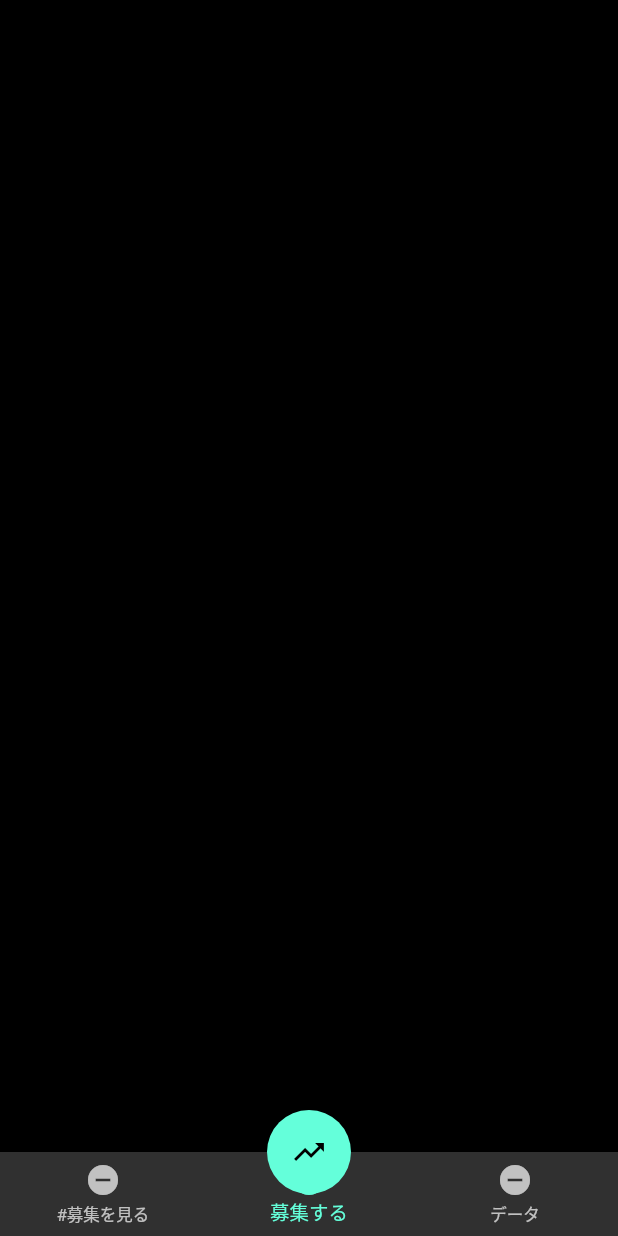
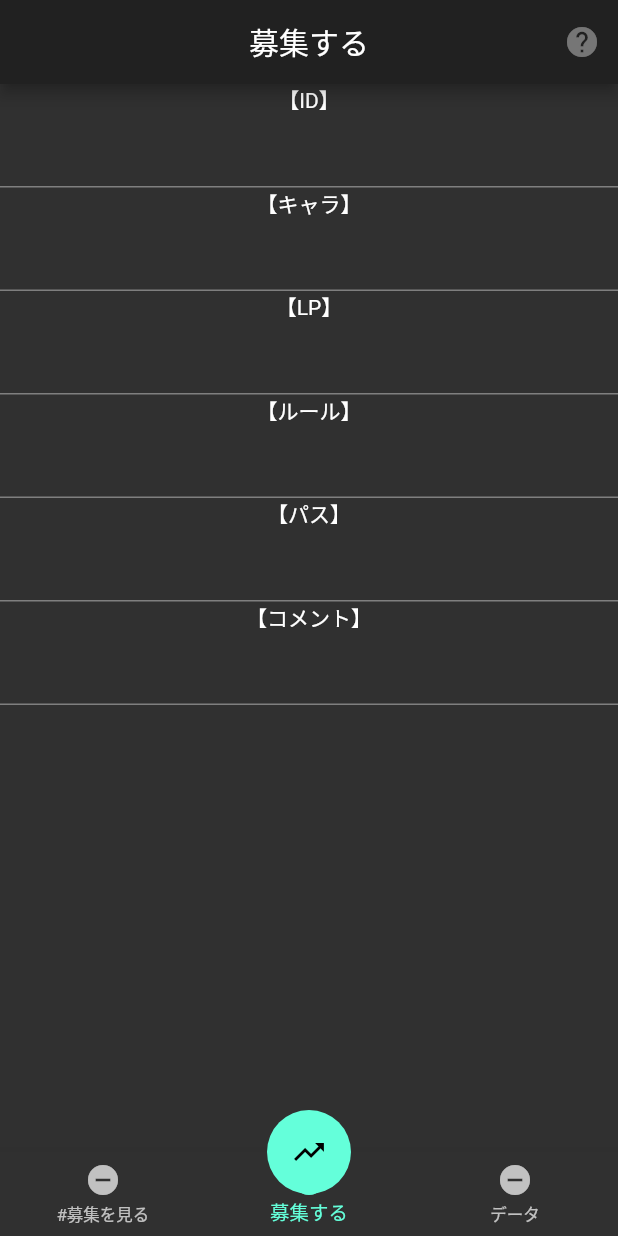
Before and after one commit to ioridev/sfv_lounge, a Flutter app: the screen it shows after launch, on a phone screen of 412 x 824 dp. Run offline on Flutter 3.47's test engine with Material 2 defaults, Android fonts, the light colour scheme and no system bars; our stand-ins replace webview_flutter.

Commit message:
募集ページの作成

```diff
--- a/lib/view/tweetpage.dart
+++ b/lib/view/tweetpage.dart
@@ -1,7 +1,3 @@
-import 'dart:async';
-
-import 'dart:convert';
-
 import 'package:flutter/material.dart';
 
 class TweetPage extends StatefulWidget {
@@ -18,8 +14,38 @@ class _TweetPageState extends State<TweetPage> {
   @override
   Widget build(BuildContext context) {
     return Scaffold(
-      backgroundColor: Colors.black,
-      body: ListView(children: <Widget>[]),
+      appBar: AppBar(
+        title: const Text('募集する'),
+        centerTitle: true,
+        actions: <Widget>[IconButton(icon: Icon(Icons.help), onPressed: null)],
+      ),
+      body: Center(
+          child: Column(children: <Widget>[
+        Column(children: <Widget>[
+          Text('【ID】'),
+          TextField(),
+        ]),
+        Column(children: <Widget>[
+          Text('【キャラ】'),
+          TextField(),
+        ]),
+        Column(children: <Widget>[
+          Text('【LP】'),
+          TextField(),
+        ]),
+        Column(children: <Widget>[
+          Text('【ルール】'),
+          TextField(),
+        ]),
+        Column(children: <Widget>[
+          Text('【パス】'),
+          TextField(),
+        ]),
+        Column(children: <Widget>[
+          Text('【コメント】'),
+          TextField(),
+        ]),
+      ])),
     );
   }
 }
```
